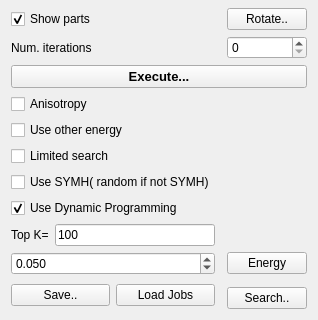
The window that ddtt/experiment/experiment-widget.ui (ialhashim/ddtt-dev) describes before a commit, drawn with Qt 5; both pictures show x 0 to 318 and y 271 to 591 of the 318 by 591 pixel window.
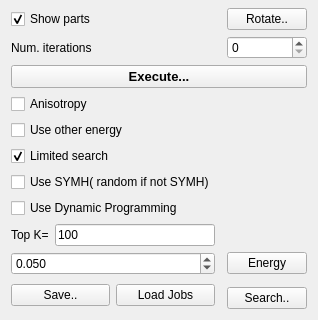
The same window after the commit.

Commit message: [experiment] added option for shape scaling.

Diff of the .ui file:
```diff
--- a/ddtt/experiment/experiment-widget.ui
+++ b/ddtt/experiment/experiment-widget.ui
@@ -77,9 +77,6 @@
      <property name="text">
       <string>Use Dynamic Programming</string>
      </property>
-     <property name="checked">
-      <bool>true</bool>
-     </property>
     </widget>
    </item>
    <item row="0" column="2">
@@ -200,6 +197,9 @@
      <property name="text">
       <string>Limited search</string>
      </property>
+     <property name="checked">
+      <bool>true</bool>
+     </property>
     </widget>
    </item>
    <item row="17" column="0" colspan="3">
```
The commit also changes 3 other files.
